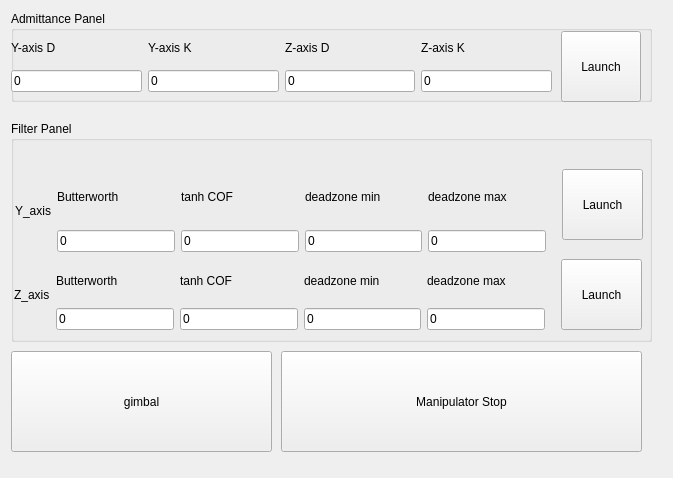
Before: the Qt Designer form rqt_mypkg/ui/my_plugin.ui in SEOSUK/SEDA-Paletrone, drawn with Qt 5.
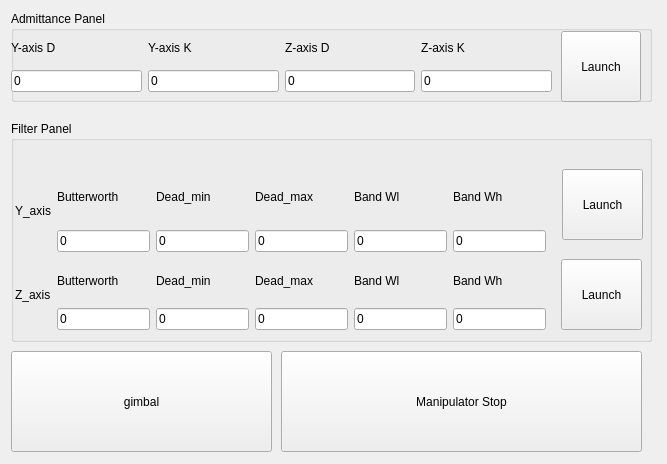
After: the same form once the commit is applied.

Diff of the .ui file:
```diff
--- a/rqt_mypkg/ui/my_plugin.ui
+++ b/rqt_mypkg/ui/my_plugin.ui
@@ -6,8 +6,8 @@
    <rect>
     <x>0</x>
     <y>0</y>
-    <width>673</width>
-    <height>478</height>
+    <width>667</width>
+    <height>464</height>
    </rect>
   </property>
   <property name="sizePolicy">
@@ -241,6 +241,24 @@
            </property>
           </widget>
          </item>
+         <item>
+          <layout class="QGridLayout" name="grid_Y_11">
+           <item row="1" column="0">
+            <widget class="QLineEdit" name="edit_Y_Butterworth">
+             <property name="text">
+              <string>0</string>
+             </property>
+            </widget>
+           </item>
+           <item row="0" column="0">
+            <widget class="QLabel" name="lbl_Y_13">
+             <property name="text">
+              <string>Butterworth</string>
+             </property>
+            </widget>
+           </item>
+          </layout>
+         </item>
          <item>
           <layout class="QGridLayout" name="grid_Y_9">
            <item row="1" column="0">
@@ -253,7 +271,7 @@
            <item row="0" column="0">
             <widget class="QLabel" name="lbl_Y_11">
              <property name="text">
-              <string>Butterworth</string>
+              <string>Dead_min</string>
              </property>
             </widget>
            </item>
@@ -261,17 +279,17 @@
          </item>
          <item>
           <layout class="QGridLayout" name="grid_Y_4">
-           <item row="1" column="0">
-            <widget class="QLineEdit" name="edit_Y_tanh_COF">
+           <item row="2" column="0">
+            <widget class="QLineEdit" name="edit_Y_Dead_max">
              <property name="text">
               <string>0</string>
              </property>
             </widget>
            </item>
-           <item row="0" column="0">
+           <item row="1" column="0">
             <widget class="QLabel" name="lbl_Y_4">
              <property name="text">
-              <string>tanh COF</string>
+              <string>Dead_max</string>
              </property>
             </widget>
            </item>
@@ -289,7 +307,7 @@
            <item row="0" column="0">
             <widget class="QLabel" name="lbl_Yaw_4">
              <property name="text">
-              <string>deadzone min</string>
+              <string>Band Wl</string>
              </property>
             </widget>
            </item>
@@ -307,7 +325,7 @@
            <item row="0" column="0">
             <widget class="QLabel" name="lbl_Alti_4">
              <property name="text">
-              <string>deadzone max</string>
+              <string>Band Wh</string>
              </property>
             </widget>
            </item>
@@ -331,7 +349,7 @@
        <widget class="QWidget" name="layoutWidget_7">
         <property name="geometry">
          <rect>
-          <x>3</x>
+          <x>4</x>
           <y>138</y>
           <width>531</width>
           <height>71</height>
@@ -354,6 +372,24 @@
            </property>
           </widget>
          </item>
+         <item>
+          <layout class="QGridLayout" name="grid_Y_12">
+           <item row="1" column="0">
+            <widget class="QLineEdit" name="edit_Z_Butterworth">
+             <property name="text">
+              <string>0</string>
+             </property>
+            </widget>
+           </item>
+           <item row="0" column="0">
+            <widget class="QLabel" name="lbl_Y_14">
+             <property name="text">
+              <string>Butterworth</string>
+             </property>
+            </widget>
+           </item>
+          </layout>
+         </item>
          <item>
           <layout class="QGridLayout" name="grid_Y_10">
            <item row="1" column="0">
@@ -366,7 +402,7 @@
            <item row="0" column="0">
             <widget class="QLabel" name="lbl_Y_12">
              <property name="text">
-              <string>Butterworth</string>
+              <string>Dead_min</string>
              </property>
             </widget>
            </item>
@@ -384,7 +420,7 @@
            <item row="0" column="0">
             <widget class="QLabel" name="lbl_Y_5">
              <property name="text">
-              <string>tanh COF</string>
+              <string>Dead_max</string>
              </property>
             </widget>
            </item>
@@ -402,7 +438,7 @@
            <item row="0" column="0">
             <widget class="QLabel" name="lbl_Yaw_5">
              <property name="text">
-              <string>deadzone min</string>
+              <string>Band Wl</string>
              </property>
             </widget>
            </item>
@@ -420,7 +456,7 @@
            <item row="0" column="0">
             <widget class="QLabel" name="lbl_Alti_5">
              <property name="text">
-              <string>deadzone max</string>
+              <string>Band Wh</string>
              </property>
             </widget>
            </item>
```
Left out of the diff: 14 changed lines with no effect on the pictures.
